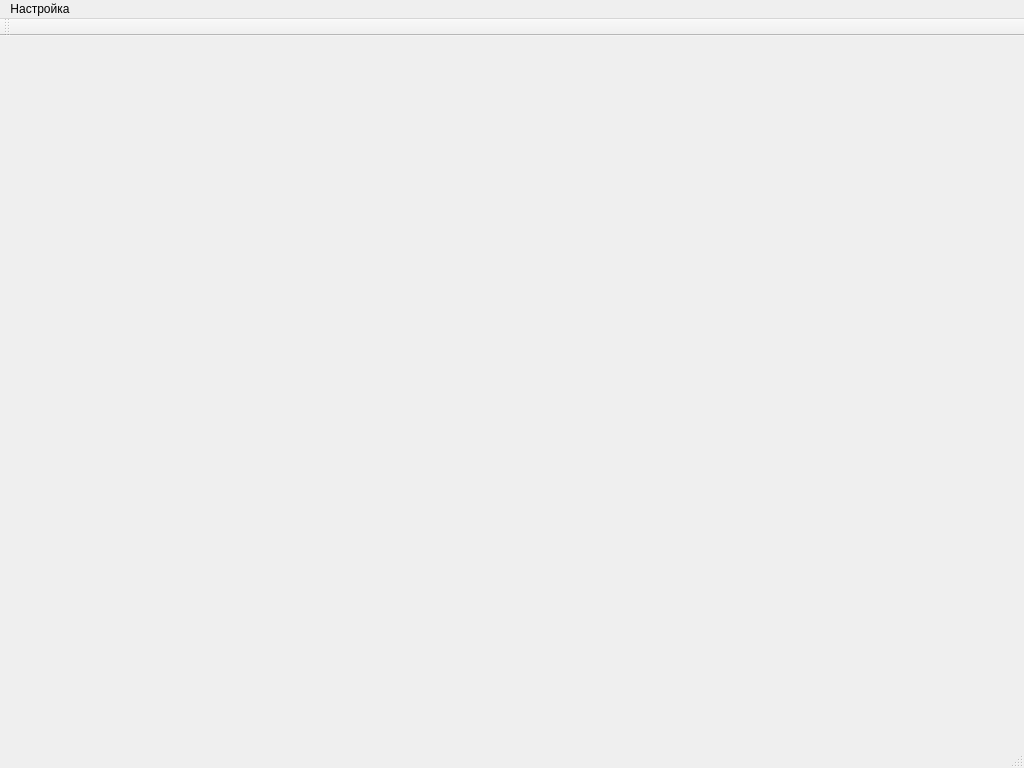
Above: mainwindow.ui from rust3128/HotlineSchedule before the change. Below: the same form after it.
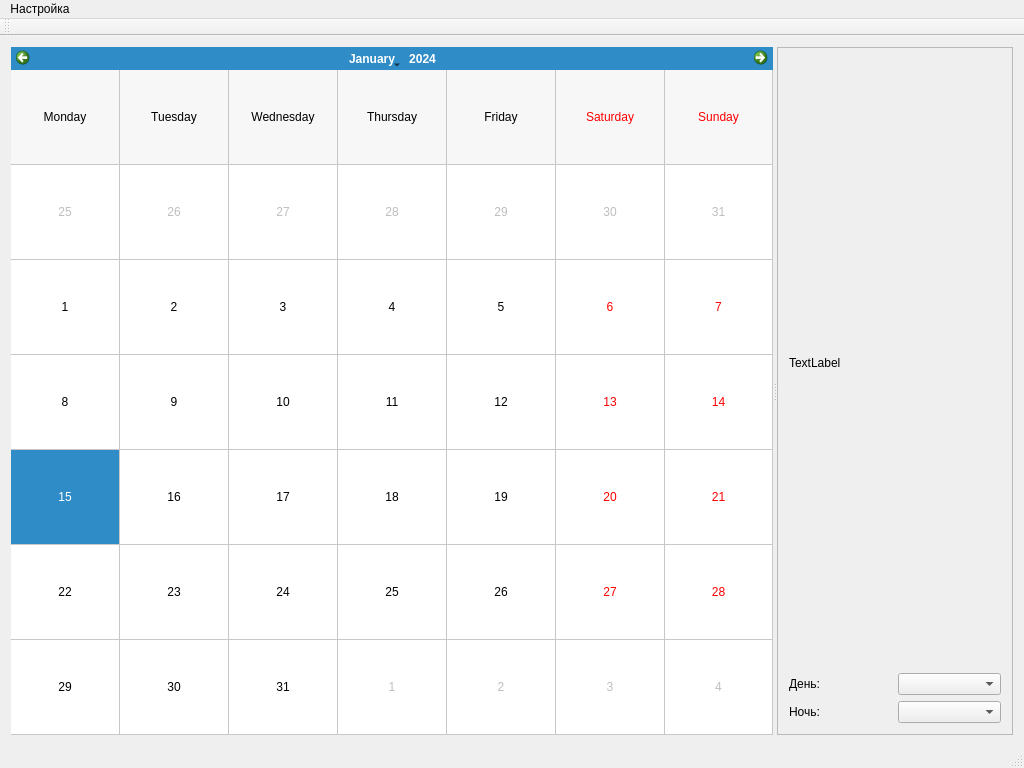
That is the form after the change.

```diff
--- a/mainwindow.ui
+++ b/mainwindow.ui
@@ -13,7 +13,65 @@
   <property name="windowTitle">
    <string>график Дежурств</string>
   </property>
-  <widget class="QWidget" name="centralWidget"/>
+  <widget class="QWidget" name="centralWidget">
+   <layout class="QGridLayout" name="gridLayout_2">
+    <item row="0" column="0">
+     <widget class="QSplitter" name="splitter">
+      <property name="orientation">
+       <enum>Qt::Horizontal</enum>
+      </property>
+      <widget class="QCalendarWidget" name="calendarWidget">
+       <property name="gridVisible">
+        <bool>true</bool>
+       </property>
+       <property name="horizontalHeaderFormat">
+        <enum>QCalendarWidget::LongDayNames</enum>
+       </property>
+       <property name="verticalHeaderFormat">
+        <enum>QCalendarWidget::NoVerticalHeader</enum>
+       </property>
+      </widget>
+      <widget class="QFrame" name="frame">
+       <property name="frameShape">
+        <enum>QFrame::StyledPanel</enum>
+       </property>
+       <property name="frameShadow">
+        <enum>QFrame::Raised</enum>
+       </property>
+       <layout class="QGridLayout" name="gridLayout">
+        <item row="0" column="0">
+         <widget class="QLabel" name="label">
+          <property name="text">
+           <string>TextLabel</string>
+          </property>
+         </widget>
+        </item>
+        <item row="1" column="0">
+         <widget class="QLabel" name="label_2">
+          <property name="text">
+           <string>День:</string>
+          </property>
+         </widget>
+        </item>
+        <item row="1" column="1">
+         <widget class="QComboBox" name="comboBox"/>
+        </item>
+        <item row="2" column="0">
+         <widget class="QLabel" name="label_3">
+          <property name="text">
+           <string>Ночь:</string>
+          </property>
+         </widget>
+        </item>
+        <item row="2" column="1">
+         <widget class="QComboBox" name="comboBox_2"/>
+        </item>
+       </layout>
+      </widget>
+     </widget>
+    </item>
+   </layout>
+  </widget>
   <widget class="QMenuBar" name="menuBar">
    <property name="geometry">
     <rect>
```
